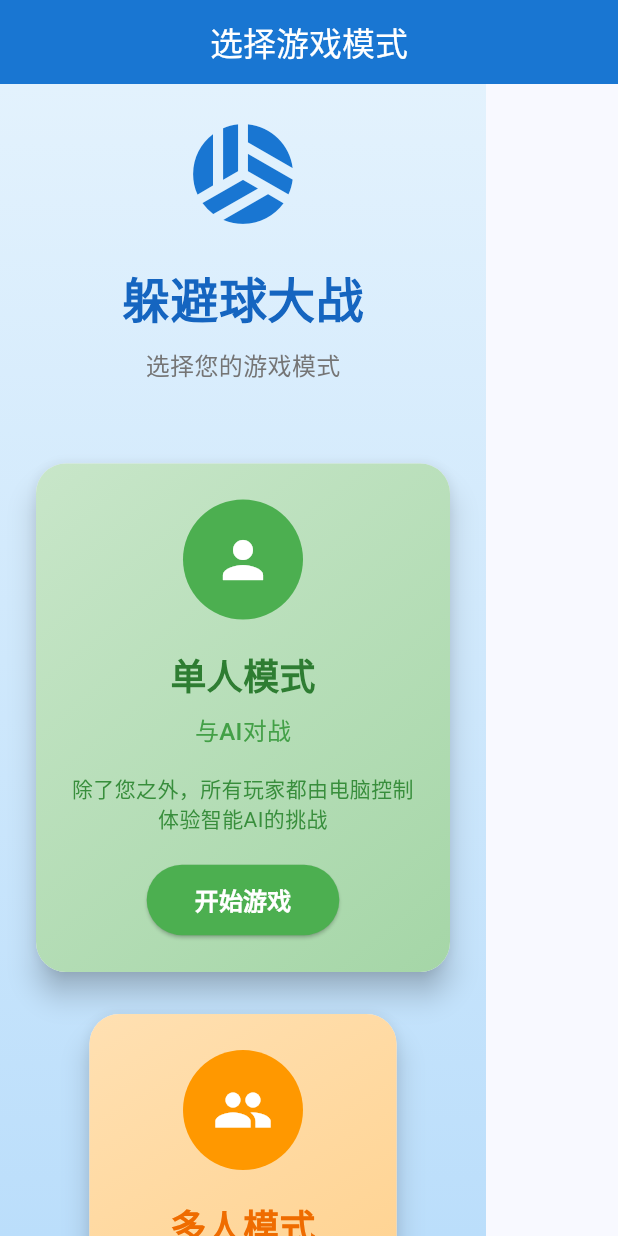
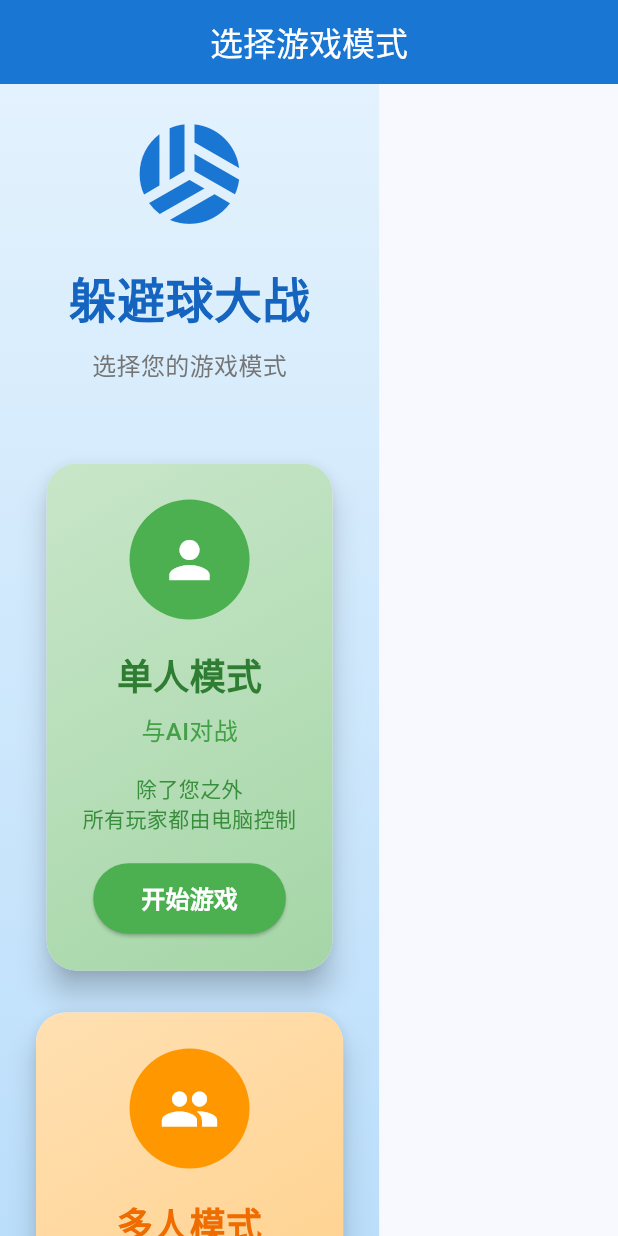
Before and after one commit to vearne/dodgeball, a Flutter app: the screen it shows after launch, on a phone screen of 412 x 824 dp. Run offline on Flutter 3.47's test engine with Material 3 defaults, Android fonts, the phone set to English and light mode, and no system bars; missing offline and left inert: flame.

Commit message:
修改冷却时间

```diff
--- a/lib/game/player_component.dart
+++ b/lib/game/player_component.dart
@@ -30,7 +30,7 @@ class PlayerComponent extends PositionComponent
        ) {
     // 设置随机初始冷却时间（1-10秒）
     final random = math.Random();
-    _lastThrowTime = -(1.0 + random.nextDouble() * 9.0); // 负值表示还在初始冷却中
+    _lastThrowTime = (1.0 + random.nextDouble() * 9.0); // 负值表示还在初始冷却中
   }
 
   final Team team;
--- a/lib/screens/game_mode_selector.dart
+++ b/lib/screens/game_mode_selector.dart
@@ -66,7 +66,7 @@ class GameModeSelectorScreen extends StatelessWidget {
                     _GameModeCard(
                       title: '单人模式',
                       subtitle: '与AI对战',
-                      description: '除了您之外，所有玩家都由电脑控制\n体验智能AI的挑战',
+                      description: '除了您之外\n所有玩家都由电脑控制',
                       icon: Icons.person,
                       color: Colors.green,
                       onTap: () => _startGame(context, GameMode.singlePlayer),
```
